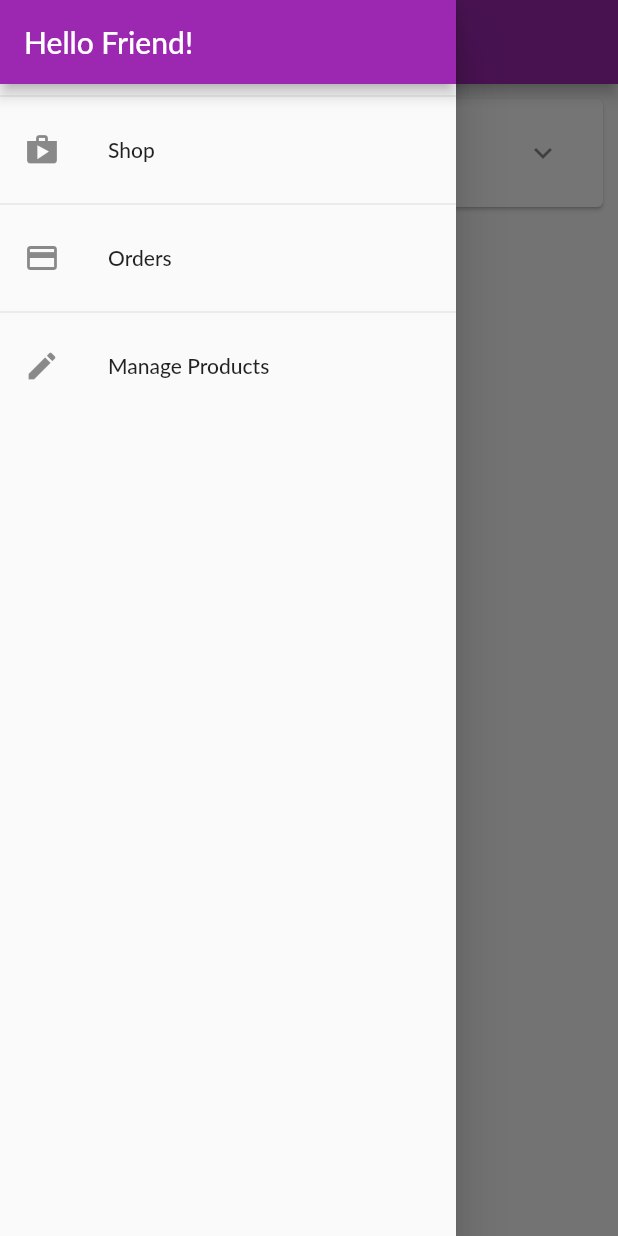
After one commit to tanphatdo131/Testmyshop, a Flutter app: the OrdersScreen screen opened by its route, with the side drawer open, on a phone screen of 412 x 824 dp. The commit adds this screen. Run offline on Flutter 3.47's test engine with Material 2 defaults, Android fonts, the phone set to English and light mode, and no system bars; network calls fail; Roboto replaces fonts that are missing (Lato).

Commit message:
Xay dung drawer va dinh tuyen theo ten

```diff
--- a/lib/ui/orders/orders_screen.dart
+++ b/lib/ui/orders/orders_screen.dart
@@ -3,7 +3,10 @@ import 'package:flutter/material.dart';
 import 'order_manager.dart';
 import 'order_item_card.dart';
 
+import '../shared/app_drawer.dart';
+
 class OrdersScreen extends StatelessWidget {
+  static const routeName = '/orders';
   const OrdersScreen({super.key});
 
   @override
@@ -14,6 +17,7 @@ class OrdersScreen extends StatelessWidget {
       appBar: AppBar(
         title: const Text('Your Orders'),
       ),
+      drawer: const AppDrawer(),
       body: ListView.builder(
         itemCount: ordersManager.orderCount,
         itemBuilder: (ctx, i) => OrderItemCard(ordersManager.orders[i]),
--- a/lib/ui/products/product_detail_screen.dart
+++ b/lib/ui/products/product_detail_screen.dart
@@ -3,6 +3,7 @@ import '../../models/product.dart';
 //import 'package:flutter/material.dart';
 
 class ProducDetailScreen extends StatelessWidget{
+    static const routeName = '/product-detail';
   const ProducDetailScreen(
       this.product, {
       super.key,
--- a/lib/ui/products/user_products_screen.dart
+++ b/lib/ui/products/user_products_screen.dart
@@ -1,9 +1,11 @@
 import 'package:flutter/material.dart';
+import 'package:test/ui/shared/app_drawer.dart';
 
 import 'user_product_list_tile.dart';
 import 'product_manager.dart';
 
 class UserProductsScreen extends StatelessWidget {
+    static const routeName = '/user-products';
   const UserProductsScreen ({super.key});
 @override
 Widget build (BuildContext context) {
@@ -20,6 +22,8 @@ return Scaffold (
     onRefresh: () async => print('refresh products'),
     child: buildUserProductListView(productsManager),
   ),
+  drawer: const AppDrawer(),
+
 );
 }
 Widget buildUserProductListView(ProductsManager productsManager) {
--- /dev/null
+++ b/lib/ui/screens.dart
@@ -0,0 +1,10 @@
+export 'products/product_overview_screen.dart';
+export 'products/product_detail_screen.dart';
+export 'products/user_products_screen.dart';
+export 'products/product_manager.dart';
+
+export 'orders/orders_screen.dart';
+export 'orders/order_manager.dart';
+
+export 'cart/cart_screen.dart';
+export 'cart/cart_manager.dart';
--- /dev/null
+++ b/lib/ui/shared/app_drawer.dart
@@ -0,0 +1,51 @@
+import 'package:flutter/material.dart';
+
+import '../orders/orders_screen.dart';
+import '../products/user_products_screen.dart';
+
+class AppDrawer extends StatelessWidget {
+  const AppDrawer({super.key});
+  @override
+  Widget build (BuildContext context) {
+  return Drawer(
+    child: Column(
+      children: <Widget>[
+        AppBar(
+          title: const Text('Hello Friend!'),
+          automaticallyImplyLeading: false,
+        ),
+        const Divider(),
+        ListTile(
+            leading: const Icon (Icons.shop),
+            title: const Text('Shop'),
+            onTap: () {
+              Navigator.of (context).pushReplacementNamed ('/');
+
+            },
+
+          ),
+          const Divider (),
+          ListTile(
+            leading: const Icon (Icons.payment),
+            title: const Text('Orders'),
+            onTap: () {
+               Navigator.of (context)
+                    .pushReplacementNamed(OrdersScreen.routeName);
+
+            },
+          ),
+
+          const Divider (),
+          ListTile(
+              leading: const Icon (Icons.edit),
+              title: const Text ('Manage Products'),
+              onTap: () {
+              Navigator.of (context)
+                  .pushReplacementNamed (UserProductsScreen.routeName);
+              }
+            ),
+          ],
+        ),
+      );
+    }
+}
```
Also changed, not shown: lib/main.dart (+28 -7 lines), lib/ui/products/product_grid_tile.dart (+7 -0 lines), lib/ui/products/product_manager.dart (+8 -0 lines), lib/ui/products/product_overview_screen.dart (renamed from lib/ui/product_overview_screen.dart, +6 -2 lines).
